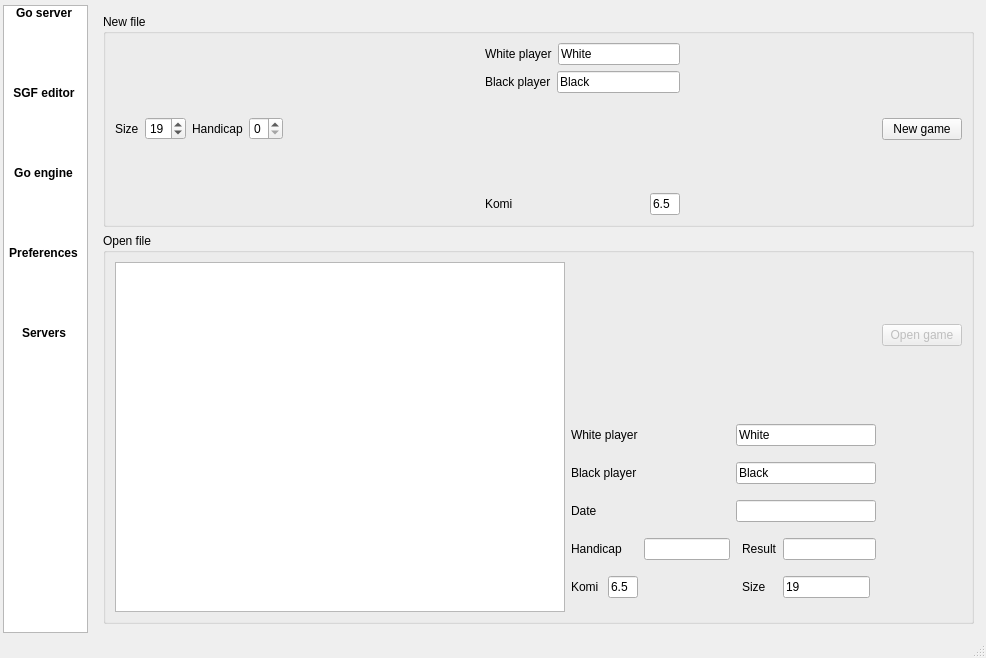
Qt form src/mainwindow.ui (iamsyt/qgo) before a commit.
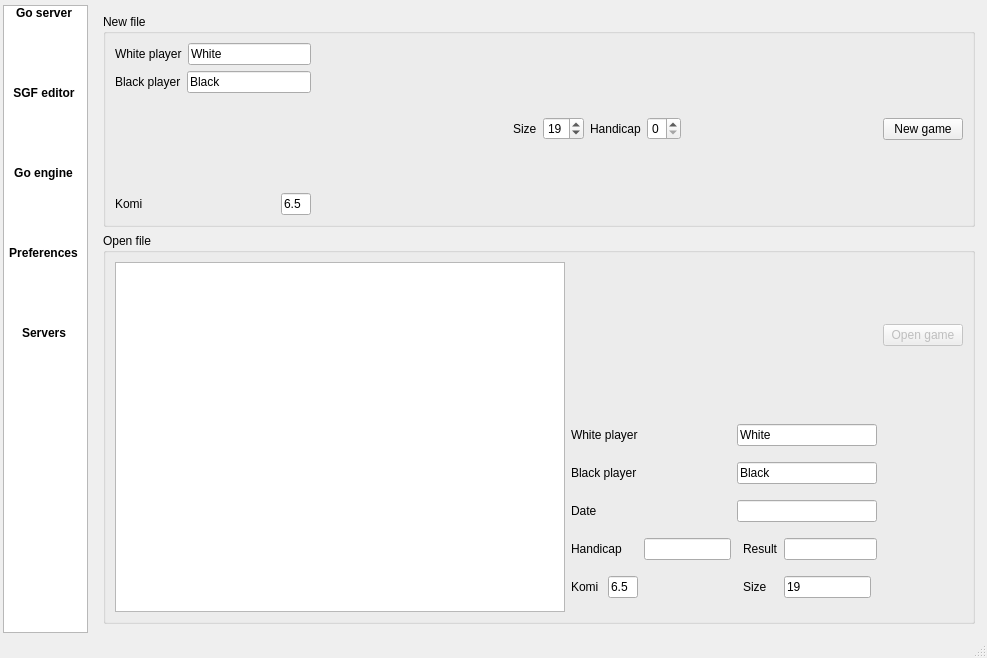
The same form after that commit. The open tabs and pages were chosen to show the change. Icons and pictures are not drawn. Custom widgets are drawn as their Qt base class.

Commit message: alternateListColors, channels, move new game textedits

```diff
--- a/src/mainwindow.ui
+++ b/src/mainwindow.ui
@@ -6,7 +6,7 @@
    <rect>
     <x>0</x>
     <y>0</y>
-    <width>986</width>
+    <width>987</width>
     <height>658</height>
    </rect>
   </property>
@@ -915,82 +915,6 @@
            <property name="margin">
             <number>9</number>
            </property>
-           <item>
-            <layout class="QHBoxLayout">
-             <property name="spacing">
-              <number>6</number>
-             </property>
-             <property name="margin">
-              <number>0</number>
-             </property>
-             <item>
-              <widget class="QLabel" name="label_9">
-               <property name="text">
-                <string>Size</string>
-               </property>
-              </widget>
-             </item>
-             <item>
-              <widget class="QSpinBox" name="newFile_Size">
-               <property name="minimum">
-                <number>2</number>
-               </property>
-               <property name="value">
-                <number>19</number>
-               </property>
-              </widget>
-             </item>
-            </layout>
-           </item>
-           <item>
-            <layout class="QHBoxLayout">
-             <property name="spacing">
-              <number>6</number>
-             </property>
-             <property name="margin">
-              <number>0</number>
-             </property>
-             <item>
-              <widget class="QLabel" name="label_10">
-               <property name="text">
-                <string>Handicap</string>
-               </property>
-              </widget>
-             </item>
-             <item>
-              <widget class="QSpinBox" name="newFile_Handicap">
-               <property name="readOnly">
-                <bool>false</bool>
-               </property>
-               <property name="specialValueText">
-                <string/>
-               </property>
-               <property name="minimum">
-                <number>0</number>
-               </property>
-               <property name="maximum">
-                <number>9</number>
-               </property>
-               <property name="value">
-                <number>0</number>
-               </property>
-              </widget>
-             </item>
-            </layout>
-           </item>
-           <item>
-            <spacer>
-             <property name="orientation">
-              <enum>Qt::Horizontal</enum>
-             </property>
-             <property name="sizeHint" stdset="0">
-              <size>
-               <width>40</width>
-               <height>20</height>
-              </size>
-             </property>
-            </spacer>
-           </item>
            <item>
             <layout class="QVBoxLayout">
              <property name="spacing">
@@ -1105,6 +1029,82 @@
              </property>
             </spacer>
            </item>
+           <item>
+            <layout class="QHBoxLayout">
+             <property name="spacing">
+              <number>6</number>
+             </property>
+             <property name="margin">
+              <number>0</number>
+             </property>
+             <item>
+              <layout class="QHBoxLayout">
+               <property name="spacing">
+                <number>6</number>
+               </property>
+               <property name="margin">
+                <number>0</number>
+               </property>
+               <item>
+                <widget class="QLabel" name="label_9">
+                 <property name="text">
+                  <string>Size</string>
+                 </property>
+                </widget>
+               </item>
+               <item>
+                <widget class="QSpinBox" name="newFile_Size">
+                 <property name="minimum">
+                  <number>2</number>
+                 </property>
+                 <property name="value">
+                  <number>19</number>
+                 </property>
+                </widget>
+               </item>
+              </layout>
+             </item>
+             <item>
+              <widget class="QLabel" name="label_10">
+               <property name="text">
+                <string>Handicap</string>
+               </property>
+              </widget>
+             </item>
+             <item>
+              <widget class="QSpinBox" name="newFile_Handicap">
+               <property name="readOnly">
+                <bool>false</bool>
+               </property>
+               <property name="specialValueText">
+                <string/>
+               </property>
+               <property name="minimum">
+                <number>0</number>
+               </property>
+               <property name="maximum">
+                <number>9</number>
+               </property>
+               <property name="value">
+                <number>0</number>
+               </property>
+              </widget>
+             </item>
+            </layout>
+           </item>
+           <item>
+            <spacer>
+             <property name="orientation">
+              <enum>Qt::Horizontal</enum>
+             </property>
+             <property name="sizeHint" stdset="0">
+              <size>
+               <width>40</width>
+               <height>20</height>
+              </size>
+             </property>
+            </spacer>
+           </item>
            <item>
             <widget class="QPushButton" name="button_newGame">
              <property name="text">
```
Left out of the diff: 16 changed lines with no effect on the pictures.
